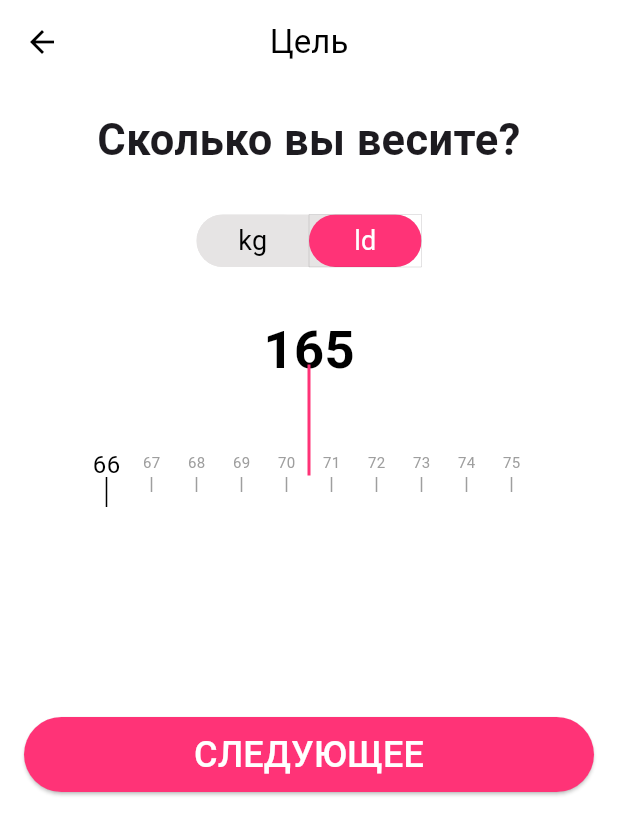
After one commit to Zakirov-Yuriy/flutter_fitnes_live, a Flutter app: the HowMuchYouWeigh screen opened directly, after a tap on "ld", on a phone screen of 412 x 824 dp. The commit adds this screen. Shown: the top 835 px of the screen. Run offline on Flutter 3.47's test engine with Material 3 defaults, Android fonts, the phone set to English and light mode, and no system bars.

Commit message:
how_much_you_weigh_screen.dart

```diff
--- /dev/null
+++ b/lib/screens/how_much_you_weigh_screen.dart
@@ -0,0 +1,166 @@
+/*Пользователь видит вопрос "Сколько вы весите?" и выбирает единицы измерения между килограммами (kg) и фунтами (ld). */
+import 'package:flutter/material.dart';
+import 'package:flutter_fitnes_live/screens/indicate_your_height_screen.dart';
+import 'package:flutter_fitnes_live/widgets/how%20much%20you%20weigh/height_ruler_kilograms_widget.dart';
+import 'package:flutter_fitnes_live/widgets/how%20much%20you%20weigh/height_ruler_pounds_widget.dart';
+
+// Определение перечисления для единиц измерения
+enum MeasurementUnit { Centimeters, Feet }
+
+class HowMuchYouWeigh extends StatefulWidget {
+  @override
+  _HowMuchYouWeighState createState() => _HowMuchYouWeighState();
+}
+
+class _HowMuchYouWeighState extends State<HowMuchYouWeigh> {
+  List<bool> isSelected = [
+    true,
+    false
+  ]; // Индикаторы выбора для кнопок "kg" и "ld"
+  MeasurementUnit selectedUnit =
+      MeasurementUnit.Centimeters; // Выбранная единица измерения
+  double weightValue = 60.0; // Исходное значение веса
+
+  @override
+  Widget build(BuildContext context) {
+    // Создание основного интерфейса приложения
+    return Scaffold(
+      appBar: AppBar(
+        title: const Text('Цель'),
+        centerTitle: true,
+        elevation: 0,
+        backgroundColor: Colors.white,
+        foregroundColor: Colors.black,
+      ),
+      body: Container(
+        color: Colors.white,
+        padding: const EdgeInsets.all(16.0),
+        child: Column(
+          children: [
+            // Заголовок вопроса о весе
+            Text(
+              'Сколько вы весите?',
+              style: TextStyle(fontSize: 29, fontWeight: FontWeight.bold),
+              textAlign: TextAlign.center,
+            ),
+            SizedBox(height: 30),
+            // Кнопки для выбора единиц измерения
+            Container(
+              height: 35,
+              decoration: BoxDecoration(
+                color: const Color.fromARGB(255, 230, 228, 228),
+                borderRadius: BorderRadius.circular(30),
+              ),
+              child: ToggleButtons(
+                children: [
+                  buildToggleButton('kg', 0),
+                  buildToggleButton('ld', 1),
+                ],
+                isSelected: isSelected,
+                onPressed: handleToggleButtons,
+                selectedColor: Colors.transparent,
+                fillColor: Colors.transparent,
+                borderColor: Colors.transparent,
+                borderWidth: 0,
+              ),
+            ),
+            SizedBox(height: 30),
+            // Вывод линейки в зависимости от выбранной единицы измерения
+            buildSelectedRuler(),
+            SizedBox(height: 20),
+            // Кнопка "СЛЕДУЮЩЕЕ"
+            ElevatedButton(
+              onPressed: (isSelected[0] || isSelected[1])
+                  ? () {
+                      Navigator.push(
+                        context,
+                        MaterialPageRoute(
+                          builder: (context) => IndicateYourHeight(),
+                        ),
+                      );
+                    }
+                  : null,
+              style: ElevatedButton.styleFrom(
+                minimumSize: const Size(double.infinity, 50),
+                backgroundColor: isSelected[0] || isSelected[1]
+                    ? const Color.fromRGBO(255, 51, 119, 1)
+                    : Colors.grey,
+                shape: RoundedRectangleBorder(
+                  borderRadius: BorderRadius.circular(30),
+                ),
+              ),
+              child: Text(
+                'СЛЕДУЮЩЕЕ',
+                style: TextStyle(
+                  fontSize: 24.0,
+                  color: Colors.white,
+                ),
+              ),
+            ),
+          ],
+        ),
+      ),
+    );
+  }
+
+  // Создание кнопки для выбора единиц измерения
+  Widget buildToggleButton(String label, int index) {
+    return Container(
+      decoration: BoxDecoration(
+        borderRadius: BorderRadius.horizontal(
+          left: Radius.circular(30),
+          right: Radius.circular(30),
+        ),
+        color: isSelected[index]
+            ? const Color.fromRGBO(255, 51, 119, 1)
+            : const Color.fromARGB(255, 230, 228, 228),
+      ),
+      width: 75,
+      height: 35,
+      alignment: Alignment.center,
+      child: Text(
+        label,
+        style: TextStyle(
+          fontSize: 18,
+          color: isSelected[index] ? Colors.white : Colors.black,
+        ),
+      ),
+    );
+  }
+
+  // Обработка нажатия на кнопки выбора единиц измерения
+  void handleToggleButtons(int index) {
+    setState(() {
+      for (int buttonIndex = 0;
+          buttonIndex < isSelected.length;
+          buttonIndex++) {
+        isSelected[buttonIndex] = buttonIndex == index;
+      }
+
+      // Установка выбранной единицы измерения в зависимости от индекса кнопки
+      selectedUnit =
+          index == 0 ? MeasurementUnit.Centimeters : MeasurementUnit.Feet;
+    });
+  }
+
+  // Вывод линейки в зависимости от выбранной единицы измерения
+  Widget buildSelectedRuler() {
+    if (selectedUnit == MeasurementUnit.Centimeters) {
+      return HeightRulerKilograms(
+        height: weightValue,
+        onChanged: handleWeightChange,
+      );
+    } else {
+      return HeightRulerPounds(
+        weightInPounds: weightValue,
+      );
+    }
+  }
+
+  // Обработка изменения веса
+  void handleWeightChange(double value) {
+    setState(() {
+      weightValue = value;
+    });
+  }
+}
--- a/lib/screens/indicate_your_height_screen.dart
+++ b/lib/screens/indicate_your_height_screen.dart
@@ -1,28 +1,21 @@
 /*Этот файл представляет собой виджет Flutter для создания экрана, на котором пользователь может указать свой рост. */
 
-// Импорт необходимых пакетов Flutter
 import 'package:flutter/material.dart';
-import 'package:flutter_fitnes_live/screens/sole_purpose_screen.dart';
+import 'package:flutter_fitnes_live/screens/how_much_you_weigh_screen.dart';
+
 import 'package:flutter_fitnes_live/widgets/indicate%20your%20height/height_ruler_feet_widget.dart';
 import 'package:flutter_fitnes_live/widgets/indicate%20your%20height/height_ruler_widget.dart';
 
-// Перечисление для единиц измерения
 enum MeasurementUnit { Centimeters, Feet }
 
-// Виджет для указания роста
 class IndicateYourHeight extends StatefulWidget {
   @override
   _IndicateYourHeightState createState() => _IndicateYourHeightState();
 }
 
 class _IndicateYourHeightState extends State<IndicateYourHeight> {
-  // Список флагов для кнопок выбора единиц измерения
   List<bool> isSelected = [true, false];
-
-  // Выбранная единица измерения
   MeasurementUnit selectedUnit = MeasurementUnit.Centimeters;
-
-  // Значение роста по умолчанию
   double heightValue = 140.0;
 
   @override
@@ -40,22 +33,20 @@ class _IndicateYourHeightState extends State<IndicateYourHeight> {
         padding: const EdgeInsets.all(16.0),
         child: Column(
           children: [
-            // Заголовок
             Text(
               'Укажите свой рост',
               style: TextStyle(fontSize: 29, fontWeight: FontWeight.bold),
               textAlign: TextAlign.center,
             ),
             SizedBox(height: 30),
-            // Контейнер для кнопок выбора единиц измерения
             Container(
               height: 35,
               decoration: BoxDecoration(
-                  color: const Color.fromARGB(255, 230, 228, 228),
-                  borderRadius: BorderRadius.circular(30)),
+                color: const Color.fromARGB(255, 230, 228, 228),
+                borderRadius: BorderRadius.circular(30),
+              ),
               child: ToggleButtons(
                 children: [
-                  // Кнопка для сантиметров
                   Container(
                     decoration: BoxDecoration(
                       borderRadius: BorderRadius.only(
@@ -79,7 +70,6 @@ class _IndicateYourHeightState extends State<IndicateYourHeight> {
                       ),
                     ),
                   ),
-                  // Кнопка для футов
                   Container(
                     decoration: BoxDecoration(
                       borderRadius: BorderRadius.only(
@@ -125,7 +115,6 @@ class _IndicateYourHeightState extends State<IndicateYourHeight> {
               ),
             ),
             SizedBox(height: 20),
-            // Ряд для отображения линейки и изображения
             Container(
               child: Row(
                 crossAxisAlignment: CrossAxisAlignment.end,
@@ -134,39 +123,44 @@ class _IndicateYourHeightState extends State<IndicateYourHeight> {
                   Expanded(
                     child: Stack(
                       children: [
-                        // Линейка в зависимости от выбранной единицы измерения
                         selectedUnit == MeasurementUnit.Centimeters
                             ? HeightRulerCentimeters(
                                 height: heightValue,
-                                onChanged: (value) {
-                                  setState(() {
-                                    heightValue = value;
-                                  });
-                                },
+                                onChanged: handleHeightChange,
                               )
                             : HeightRulerFeet(
                                 height: heightValue,
-                                onChanged: (value) {
-                                  setState(() {
-                                    heightValue = value;
-                                  });
-                                },
+                                onChanged: handleHeightChange,
                               ),
-                        // Горизонтальная линия
                         Positioned(
                           top: 60,
                           left: 50,
-                          right:
-                              -30, // Измените это значение, чтобы линия заходила на изображение
+                          right: -30,
                           child: Container(
-                            height: 3,
+                            height: 2,
                             color: Color.fromRGBO(255, 51, 119, 1),
+                          ),
+                        ),
+                        Positioned(
+                          top: 30,
+                          left: 113,
+                          child: Container(
+                            padding: EdgeInsets.only(right: 10),
+                            decoration: BoxDecoration(
+                              borderRadius: BorderRadius.circular(8.0),
+                            ),
+                            child: Text(
+                              '$heightValue',
+                              style: TextStyle(
+                                color: Colors.black,
+                                fontSize: 30.0,
+                              ),
+                            ),
                           ),
                         ),
                       ],
                     ),
                   ),
-                  // Изображение с дополнительной горизонтальной линией
                   Stack(
                     children: [
                       Image.asset(
@@ -177,10 +171,9 @@ class _IndicateYourHeightState extends State<IndicateYourHeight> {
                       Positioned(
                         top: 0,
                         left: 0,
-                        right:
-                            105, // Измените это значение, чтобы линия заходила на изображение
+                        right: 125,
                         child: Container(
-                          height: 3,
+                          height: 2,
                           color: Color.fromRGBO(255, 51, 119, 1),
                         ),
                       ),
@@ -190,13 +183,13 @@ class _IndicateYourHeightState extends State<IndicateYourHeight> {
               ),
             ),
             SizedBox(height: 20),
-            // Кнопка для перехода на следующий экран
             ElevatedButton(
               onPressed: (isSelected[0] || isSelected[1])
                   ? () {
                       Navigator.push(
                         context,
-                        MaterialPageRoute(builder: (context) => SolePurpose()),
+                        MaterialPageRoute(
+                            builder: (context) => HowMuchYouWeigh()),
                       );
                     }
                   : null,
@@ -222,4 +215,10 @@ class _IndicateYourHeightState extends State<IndicateYourHeight> {
       ),
     );
   }
+
+  void handleHeightChange(double value) {
+    setState(() {
+      heightValue = value;
+    });
+  }
 }
--- /dev/null
+++ b/lib/widgets/how much you weigh/height_ruler_kilograms_widget.dart
@@ -0,0 +1,123 @@
+import 'package:flutter/material.dart';
+
+class HeightRulerKilograms extends StatefulWidget {
+  final double height;
+  final ValueChanged<double>? onChanged;
+
+  HeightRulerKilograms({required this.height, this.onChanged});
+
+  @override
+  _HeightRulerKilogramsState createState() => _HeightRulerKilogramsState();
+}
+
+class _HeightRulerKilogramsState extends State<HeightRulerKilograms> {
+  double middleValue =
+      75; // Начальное значение в середине диапазона от 30 до 120
+
+  @override
+  Widget build(BuildContext context) {
+    return Stack(
+      children: [
+        Container(
+          height: 250,
+          width: 300,
+          child: Column(
+            children: [
+              Text(
+                '${middleValue.toInt()}',
+                style: TextStyle(
+                  color: Colors.black,
+                  fontWeight: FontWeight.bold,
+                  fontSize: 35.0,
+                ),
+              ),
+              SizedBox(height: 40),
+              Expanded(
+                child: NotificationListener<ScrollUpdateNotification>(
+                  onNotification: (notification) {
+                    // Рассчитываем значение в середине видимой части списка
+                    setState(() {
+                      middleValue =
+                          (30 + (notification.metrics.pixels + 140) / 30)
+                              .clamp(30.0, 120.0);
+                    });
+                    if (widget.onChanged != null) {
+                      widget.onChanged!(middleValue);
+                    }
+                    return true;
+                  },
+                  child: ListView.builder(
+                    scrollDirection: Axis.horizontal,
+                    itemCount: 90, // Изменено количество элементов
+                    itemBuilder: (context, index) {
+                      final value = 30 + index;
+
+                      Color textColor = Colors.black;
+                      double fontSize = 16.0;
+                      Color lineColor = Colors.black;
+                      double lineWidth = 20.0;
+
+                      if (value % 10 != 0) {
+                        textColor = Colors.grey;
+                        fontSize = 10.0;
+                        lineColor = Colors.grey;
+                        lineWidth = 10;
+                      }
+
+                      return GestureDetector(
+                        onTap: () {
+                          setState(() {
+                            middleValue = value.toDouble();
+                          });
+
+                          if (widget.onChanged != null) {
+                            widget.onChanged!(value.toDouble());
+                          }
+                          widget.onChanged?.call(value.toDouble());
+                        },
+                        child: Column(
+                          children: [
+                            Container(
+                              width: 30,
+                              height: 20,
+                              alignment: Alignment.center,
+                              color: Colors.transparent,
+                              child: Text(
+                                '$value',
+                                style: TextStyle(
+                                  color: textColor,
+                                  fontSize: fontSize,
+                                ),
+                              ),
+                            ),
+                            Container(
+                              height: lineWidth,
+                              width: 1,
+                              color: lineColor,
+                            ),
+                            SizedBox(height: 20), // Добавлен отступ
+                          ],
+                        ),
+                      );
+                    },
+                  ),
+                ),
+              ),
+              SizedBox(height: 20),
+            ],
+          ),
+        ),
+        Positioned(
+          top: 35,
+          left: 149,
+          right: 149,
+          child: Container(
+            width: 2,
+            height: 74,
+            color: Color.fromRGBO(255, 51, 119, 1),
+          ),
+        ),
+      ],
+    );
+  }
+}
--- /dev/null
+++ b/lib/widgets/how much you weigh/height_ruler_pounds_widget.dart
@@ -0,0 +1,124 @@
+// height_ruler_pounds_widget.dart
+import 'package:flutter/material.dart';
+
+class HeightRulerPounds extends StatefulWidget {
+  final double weightInPounds;
+  final ValueChanged<double>? onChanged;
+
+  HeightRulerPounds({required this.weightInPounds, this.onChanged});
+
+  @override
+  _HeightRulerPoundsState createState() => _HeightRulerPoundsState();
+}
+
+class _HeightRulerPoundsState extends State<HeightRulerPounds> {
+  double middleValue =
+      165; // Начальное значение в середине диапазона от 66 до 264
+
+  @override
+  Widget build(BuildContext context) {
+    return Stack(
+      children: [
+        Container(
+          height: 250,
+          width: 300,
+          child: Column(
+            children: [
+              Text(
+                '${middleValue.toInt()}',
+                style: TextStyle(
+                  color: Colors.black,
+                  fontWeight: FontWeight.bold,
+                  fontSize: 35.0,
+                ),
+              ),
+              SizedBox(height: 40),
+              Expanded(
+                child: NotificationListener<ScrollUpdateNotification>(
+                  onNotification: (notification) {
+                    // Рассчитываем значение в середине видимой части списка
+                    setState(() {
+                      middleValue =
+                          (66 + (notification.metrics.pixels + 140) / 30)
+                              .clamp(66.0, 264.0);
+                    });
+                    if (widget.onChanged != null) {
+                      widget.onChanged!(middleValue);
+                    }
+                    return true;
+                  },
+                  child: ListView.builder(
+                    scrollDirection: Axis.horizontal,
+                    itemCount: 198, // Изменено количество элементов
+                    itemBuilder: (context, index) {
+                      final value = 66 + index;
+
+                      Color textColor = Colors.black;
+                      double fontSize = 16.0;
+                      Color lineColor = Colors.black;
+                      double lineWidth = 20.0;
+
+                      if (value % 22 != 0) {
+                        textColor = Colors.grey;
+                        fontSize = 10.0;
+                        lineColor = Colors.grey;
+                        lineWidth = 10;
+                      }
+
+                      return GestureDetector(
+                        onTap: () {
+                          setState(() {
+                            middleValue = value.toDouble();
+                          });
+
+                          if (widget.onChanged != null) {
+                            widget.onChanged!(value.toDouble());
+                          }
+                          widget.onChanged?.call(value.toDouble());
+                        },
+                        child: Column(
+                          children: [
+                            Container(
+                              width: 30,
+                              height: 20,
+                              alignment: Alignment.center,
+                              color: Colors.transparent,
+                              child: Text(
+                                '$value',
+                                style: TextStyle(
+                                  color: textColor,
+                                  fontSize: fontSize,
+                                ),
+                              ),
+                            ),
+                            Container(
+                              height: lineWidth,
+                              width: 1,
+                              color: lineColor,
+                            ),
+                            SizedBox(height: 20), // Добавлен отступ
+                          ],
+                        ),
+                      );
+                    },
+                  ),
+                ),
+              ),
+              SizedBox(height: 20),
+            ],
+          ),
+        ),
+        Positioned(
+          top: 35,
+          left: 149,
+          right: 149,
+          child: Container(
+            width: 2,
+            height: 74,
+            color: Color.fromRGBO(255, 51, 119, 1),
+          ),
+        ),
+      ],
+    );
+  }
+}
--- a/lib/widgets/indicate your height/height_ruler_feet_widget.dart
+++ b/lib/widgets/indicate your height/height_ruler_feet_widget.dart
@@ -15,9 +15,8 @@ class HeightRulerFeet extends StatelessWidget {
         scrollDirection: Axis.vertical,
         itemCount: 100,
         itemBuilder: (context, index) {
-          final value = (205 - index) / 30.48; // Конвертируем в футы
+          final value = (205 - index) / 30.48;
 
-          // Определить цвет и размер для цифр
           Color textColor = index % 2 == 0 ? Colors.black : Colors.grey;
           double fontSize = index % 2 == 0 ? 16.0 : 10.0;
           Color lineColor = index % 2 == 0 ? Colors.black : Colors.grey;
@@ -28,6 +27,7 @@ class HeightRulerFeet extends StatelessWidget {
               if (onChanged != null) {
                 onChanged!(value.toDouble());
               }
+              onChanged?.call(value.toDouble());
             },
             child: Row(
               children: [
@@ -37,7 +37,7 @@ class HeightRulerFeet extends StatelessWidget {
                   alignment: Alignment.center,
                   color: Colors.transparent,
                   child: Text(
-                    '${value.toStringAsFixed(2)}', // Ограничиваем количество знаков после запятой
+                    '${value.toStringAsFixed(2)}',
                     style: TextStyle(
                       color: textColor,
                       fontSize: fontSize,
--- a/lib/widgets/indicate your height/height_ruler_widget.dart
+++ b/lib/widgets/indicate your height/height_ruler_widget.dart
@@ -17,18 +17,16 @@ class HeightRulerCentimeters extends StatelessWidget {
         itemBuilder: (context, index) {
           final value = 205 - index;
 
-          // Определить цвет и размер для цифр
           Color textColor = Colors.black;
           double fontSize = 16.0;
           Color lineColor = Colors.black;
           double lineWidth = 20.0;
 
           if (value % 10 != 0) {
-            // Изменить цвет и размер для значений, не заканчивающихся на 0
-            textColor = Colors.grey; // Измените на нужный цвет
-            fontSize = 10.0; // Измените на нужный размер
+            textColor = Colors.grey;
+            fontSize = 10.0;
             lineColor = Colors.grey;
-            lineWidth = 10; // Измените на нужный цвет линии
+            lineWidth = 10;
           }
 
           return GestureDetector(
@@ -36,6 +34,7 @@ class HeightRulerCentimeters extends StatelessWidget {
               if (onChanged != null) {
                 onChanged!(value.toDouble());
               }
+              onChanged?.call(value.toDouble());
             },
             child: Row(
               children: [
```
